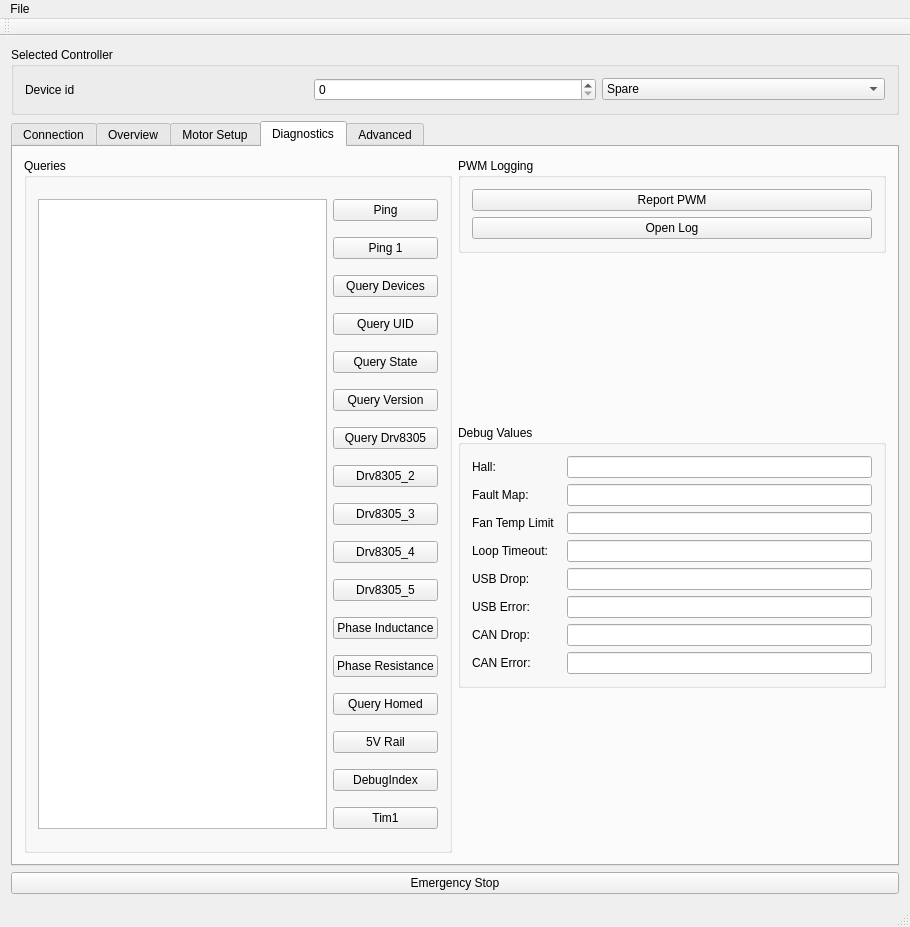
First picture: the form in GUI/mainwindow.ui, repository craftit/DogBotSoftware, before the edit.
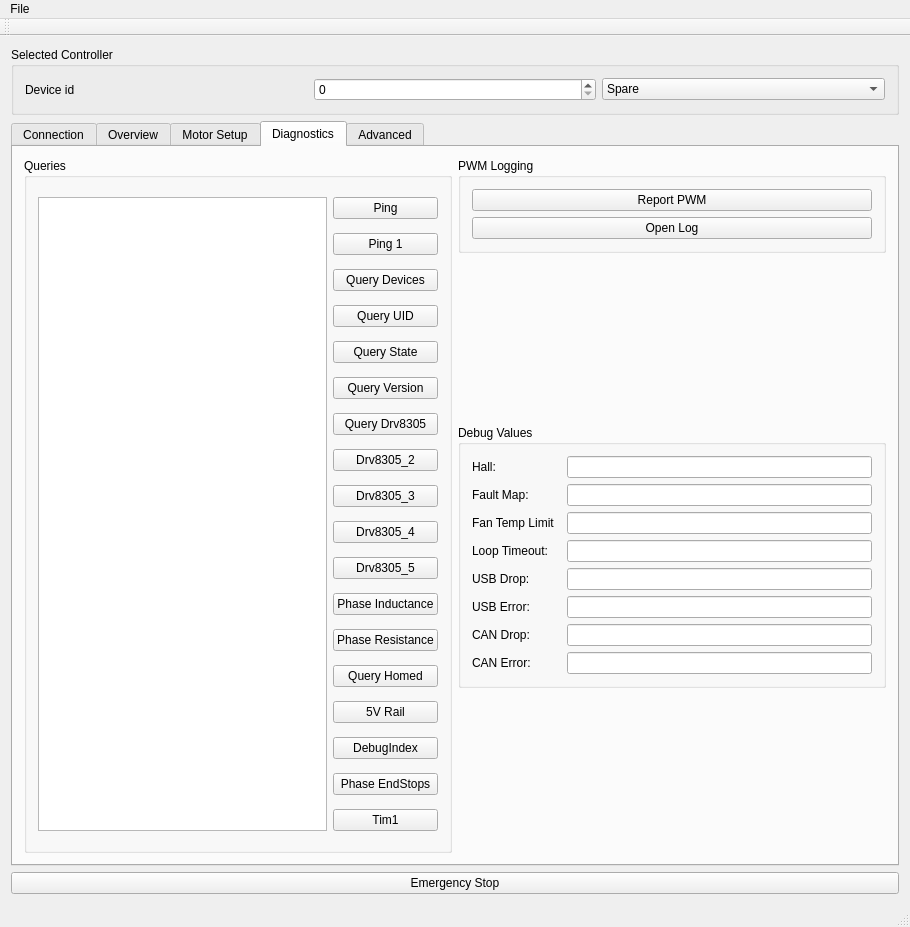
Second picture: the form after the edit. The open tabs and pages were chosen to show the change.

Commit message: Work on virtual end stops and timing.

Patch:
```diff
--- a/GUI/mainwindow.ui
+++ b/GUI/mainwindow.ui
@@ -1084,9 +1084,6 @@
            <string>Queries</string>
           </property>
           <layout class="QGridLayout" name="gridLayout_6">
-           <item row="0" column="0" rowspan="17">
-            <widget class="QTextEdit" name="textEditLog"/>
-           </item>
            <item row="0" column="1">
             <widget class="QPushButton" name="pushButtonPing">
              <property name="text">
@@ -1199,13 +1196,23 @@
              </property>
             </widget>
            </item>
-           <item row="16" column="1">
+           <item row="17" column="1">
             <widget class="QPushButton" name="pushButtonTim1">
              <property name="text">
               <string>Tim1</string>
              </property>
             </widget>
            </item>
+           <item row="16" column="1">
+            <widget class="QPushButton" name="pushButtonPhaseEndStops">
+             <property name="text">
+              <string>Phase EndStops</string>
+             </property>
+            </widget>
+           </item>
+           <item row="0" column="0" rowspan="18">
+            <widget class="QTextEdit" name="textEditLog"/>
+           </item>
           </layout>
          </widget>
         </item>
```
Left out of the diff: 6 changed lines with no effect on the pictures. The commit also changes 25 other files.
